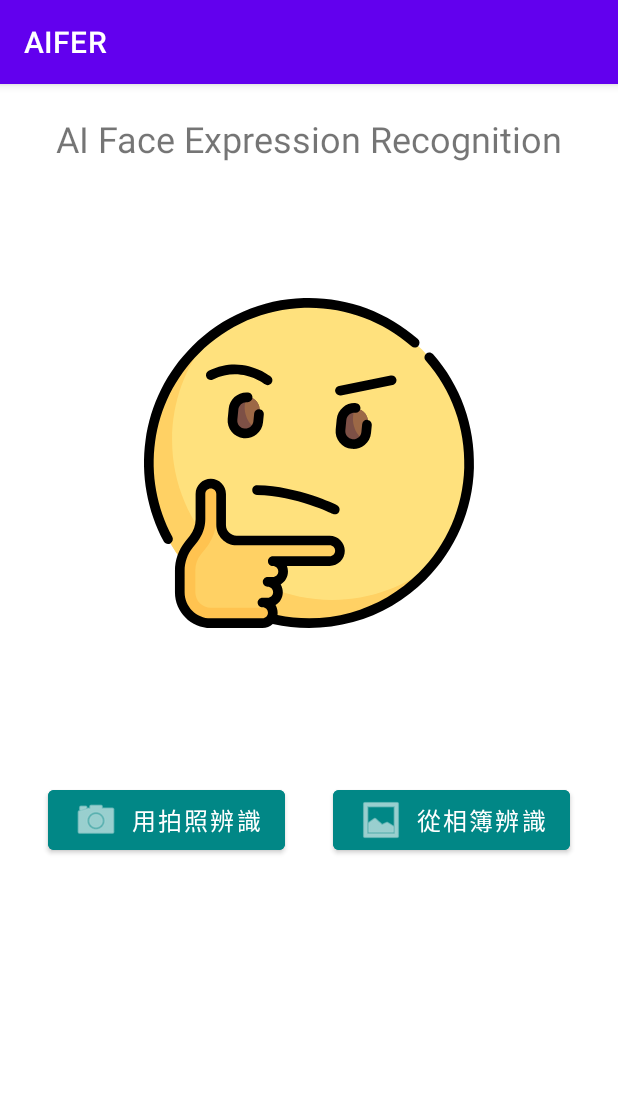
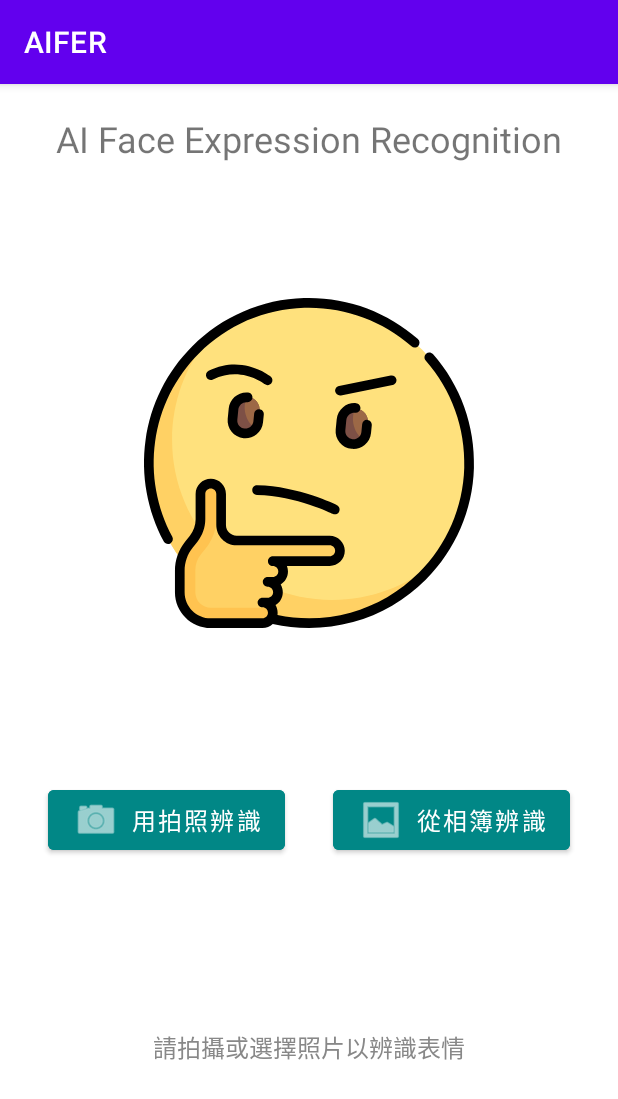
Before and after one commit to jason022085/AIFER, an Android app: the screen it shows after launch (MainActivity), on a phone screen of 412 x 824 dp. Shown: the top 1099 px of the screen. Run offline under Robolectric (Android 15) with nearby library versions, the phone set to English and light mode, and no system bars; libraries missing offline, so code that uses them is left out: org.tensorflow.lite.

Commit message:
Add empty state guidance for the expression results ListView
Co-authored-by: jason022085 <49050970+jason022085@users.noreply.github.com>

```diff
--- a/AndroidStudioProject/app/src/main/java/com/example/aifer/MainActivity.kt
+++ b/AndroidStudioProject/app/src/main/java/com/example/aifer/MainActivity.kt
@@ -27,6 +27,12 @@ class MainActivity : AppCompatActivity() {
     override fun onCreate(savedInstanceState: Bundle?) {
         super.onCreate(savedInstanceState)
         setContentView(R.layout.activity_main)
+
+        // Setup empty state view for the results list
+        val listView = findViewById<ListView>(R.id.listView)
+        val emptyView = findViewById<TextView>(R.id.tv_empty)
+        listView.emptyView = emptyView
+
         findViewById<Button>(R.id.btn_photo).setOnClickListener {
             //建立一個要進行影像獲取的 Intent 物件
 
--- a/AndroidStudioProject/app/src/main/res/layout/activity_main.xml
+++ b/AndroidStudioProject/app/src/main/res/layout/activity_main.xml
@@ -66,4 +66,15 @@
         android:visibility="visible"
         app:layout_constraintBottom_toBottomOf="parent"
         app:layout_constraintTop_toBottomOf="@+id/btn_photo" />
+
+    <TextView
+        android:id="@+id/tv_empty"
+        android:layout_width="match_parent"
+        android:layout_height="0dp"
+        android:gravity="center"
+        android:text="@string/empty_list_guidance"
+        android:textSize="16sp"
+        android:textColor="#888888"
+        app:layout_constraintBottom_toBottomOf="parent"
+        app:layout_constraintTop_toBottomOf="@+id/btn_photo" />
 </androidx.constraintlayout.widget.ConstraintLayout>
--- a/AndroidStudioProject/app/src/main/res/values/strings.xml
+++ b/AndroidStudioProject/app/src/main/res/values/strings.xml
@@ -1,4 +1,5 @@
 <resources>
     <string name="app_name">AIFER</string>
     <string name="cd_main_image">Main expression image</string>
+    <string name="empty_list_guidance">請拍攝或選擇照片以辨識表情</string>
 </resources>
```
Also changed, not shown: 1 other file.
